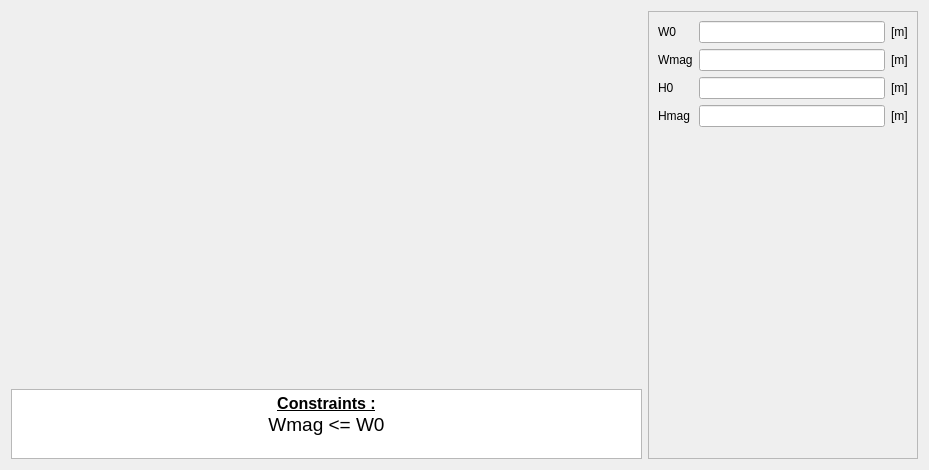
Eomys/pyleecan, file pyleecan/GUI/Dialog/DMachineSetup/SMSlot/PMSlot10/PMSlot10.ui: the form before one commit.
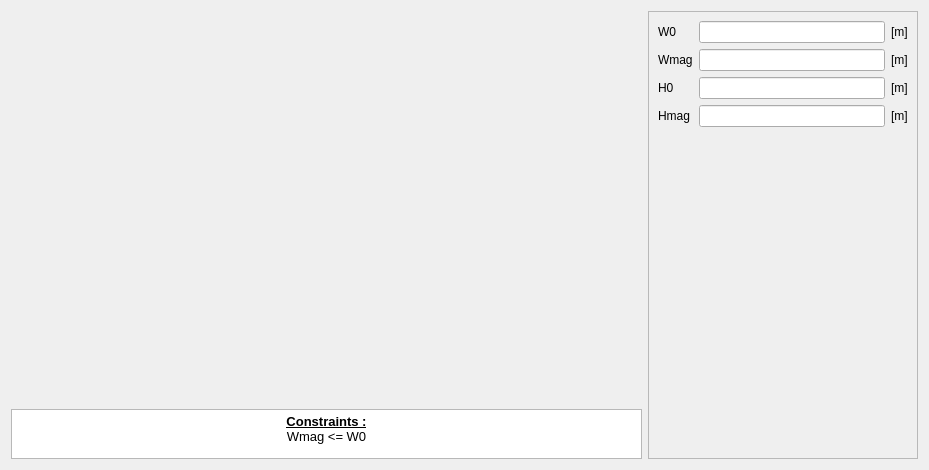
The form after the commit. Icons and pictures are not drawn. Custom widgets are drawn as their Qt base class.

Commit message: [NF] update QTextEdit font when generating GUI + better display math symbols

Patch:
```diff
--- a/pyleecan/GUI/Dialog/DMachineSetup/SMSlot/PMSlot10/PMSlot10.ui
+++ b/pyleecan/GUI/Dialog/DMachineSetup/SMSlot/PMSlot10/PMSlot10.ui
@@ -67,7 +67,7 @@
        <property name="maximumSize">
         <size>
          <width>16777215</width>
-         <height>70</height>
+         <height>50</height>
         </size>
        </property>
        <property name="verticalScrollBarPolicy">
@@ -78,8 +78,8 @@
 &lt;html&gt;&lt;head&gt;&lt;meta name=&quot;qrichtext&quot; content=&quot;1&quot; /&gt;&lt;style type=&quot;text/css&quot;&gt;
 p, li { white-space: pre-wrap; }
 &lt;/style&gt;&lt;/head&gt;&lt;body style=&quot; font-family:'MS Shell Dlg 2'; font-size:7.8pt; font-weight:400; font-style:normal;&quot;&gt;
-&lt;p align=&quot;center&quot; style=&quot; margin-top:0px; margin-bottom:0px; margin-left:0px; margin-right:0px; -qt-block-indent:0; text-indent:0px;&quot;&gt;&lt;span style=&quot; font-size:12pt; font-weight:600; text-decoration: underline;&quot;&gt;Constraints :&lt;/span&gt;&lt;/p&gt;
-&lt;p align=&quot;center&quot; style=&quot; margin-top:0px; margin-bottom:0px; margin-left:0px; margin-right:0px; -qt-block-indent:0; text-indent:0px;&quot;&gt;&lt;span style=&quot; font-size:14pt;&quot;&gt;Wmag &amp;lt;= W0&lt;/span&gt;&lt;/p&gt;&lt;/body&gt;&lt;/html&gt;</string>
+&lt;p align=&quot;center&quot; style=&quot; margin-top:0px; margin-bottom:0px; margin-left:0px; margin-right:0px; -qt-block-indent:0; text-indent:0px;&quot;&gt;&lt;span style=&quot; font-size:10pt; font-weight:600; text-decoration: underline;&quot;&gt;Constraints :&lt;/span&gt;&lt;/p&gt;
+&lt;p align=&quot;center&quot; style=&quot; margin-top:0px; margin-bottom:0px; margin-left:0px; margin-right:0px; -qt-block-indent:0; text-indent:0px;&quot;&gt;&lt;span style=&quot; font-size:10pt;&quot;&gt;Wmag &amp;lt;= W0&lt;/span&gt;&lt;/p&gt;&lt;/body&gt;&lt;/html&gt;</string>
        </property>
        <property name="textInteractionFlags">
         <set>Qt::TextSelectableByKeyboard|Qt::TextSelectableByMouse</set>
```
The commit also changes 66 other files.
